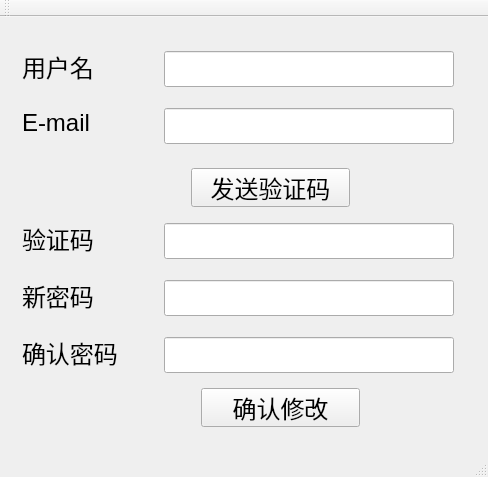
Above: find_password.ui from lixiaojia2017/libclient before the change. Below: the same form after it.
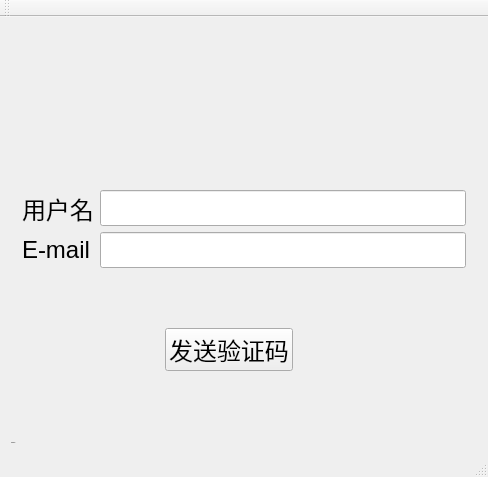
That is the form after the change.

Patch:
```diff
--- a/find_password.ui
+++ b/find_password.ui
@@ -32,6 +32,13 @@
   </property>
   <widget class="QWidget" name="centralWidget">
    <layout class="QGridLayout" name="gridLayout">
+    <item row="1" column="0">
+     <widget class="QLabel" name="label_3">
+      <property name="text">
+       <string>TextLabel</string>
+      </property>
+     </widget>
+    </item>
     <item row="0" column="0">
      <widget class="QWidget" name="widget" native="true">
       <property name="font">
@@ -39,153 +46,100 @@
         <pointsize>18</pointsize>
        </font>
       </property>
-      <widget class="QLineEdit" name="femail">
-       <property name="geometry">
-        <rect>
-         <x>153</x>
-         <y>80</y>
-         <width>290</width>
-         <height>36</height>
-        </rect>
-       </property>
-      </widget>
-      <widget class="QLabel" name="label">
-       <property name="geometry">
-        <rect>
-         <x>11</x>
-         <y>23</y>
-         <width>135</width>
-         <height>30</height>
-        </rect>
-       </property>
-       <property name="text">
-        <string>用户名</string>
-       </property>
-      </widget>
-      <widget class="QLineEdit" name="fusername">
-       <property name="geometry">
-        <rect>
-         <x>153</x>
-         <y>23</y>
-         <width>290</width>
-         <height>36</height>
-        </rect>
-       </property>
-      </widget>
-      <widget class="QLabel" name="label_2">
-       <property name="geometry">
-        <rect>
-         <x>11</x>
-         <y>80</y>
-         <width>135</width>
-         <height>30</height>
-        </rect>
-       </property>
-       <property name="text">
-        <string>E-mail</string>
-       </property>
-      </widget>
-      <widget class="QLineEdit" name="fpasswordagain">
-       <property name="geometry">
-        <rect>
-         <x>153</x>
-         <y>309</y>
-         <width>290</width>
-         <height>36</height>
-        </rect>
-       </property>
-       <property name="echoMode">
-        <enum>QLineEdit::Password</enum>
-       </property>
-      </widget>
-      <widget class="QLineEdit" name="fcode">
-       <property name="geometry">
-        <rect>
-         <x>153</x>
-         <y>195</y>
-         <width>290</width>
-         <height>36</height>
-        </rect>
-       </property>
-      </widget>
-      <widget class="QLabel" name="label_3">
-       <property name="geometry">
-        <rect>
-         <x>11</x>
-         <y>195</y>
-         <width>135</width>
-         <height>30</height>
-        </rect>
-       </property>
-       <property name="text">
-        <string>验证码</string>
-       </property>
-      </widget>
-      <widget class="QLabel" name="label_5">
-       <property name="geometry">
-        <rect>
-         <x>11</x>
-         <y>309</y>
-         <width>135</width>
-         <height>30</height>
-        </rect>
-       </property>
-       <property name="text">
-        <string>确认密码</string>
-       </property>
-      </widget>
-      <widget class="QLineEdit" name="fpassword">
-       <property name="geometry">
-        <rect>
-         <x>153</x>
-         <y>252</y>
-         <width>290</width>
-         <height>36</height>
-        </rect>
-       </property>
-       <property name="echoMode">
-        <enum>QLineEdit::Password</enum>
-       </property>
-      </widget>
-      <widget class="QPushButton" name="fchange">
-       <property name="geometry">
-        <rect>
-         <x>190</x>
-         <y>360</y>
-         <width>159</width>
-         <height>39</height>
-        </rect>
-       </property>
-       <property name="text">
-        <string>确认修改</string>
-       </property>
-      </widget>
-      <widget class="QPushButton" name="sentcode">
-       <property name="geometry">
-        <rect>
-         <x>180</x>
-         <y>140</y>
-         <width>159</width>
-         <height>39</height>
-        </rect>
-       </property>
-       <property name="text">
-        <string>发送验证码</string>
-       </property>
-      </widget>
-      <widget class="QLabel" name="label_4">
-       <property name="geometry">
-        <rect>
-         <x>11</x>
-         <y>252</y>
-         <width>135</width>
-         <height>30</height>
-        </rect>
-       </property>
-       <property name="text">
-        <string>新密码</string>
-       </property>
-      </widget>
+      <layout class="QGridLayout" name="gridLayout_2">
+       <item row="3" column="3">
+        <spacer name="horizontalSpacer">
+         <property name="orientation">
+          <enum>Qt::Horizontal</enum>
+         </property>
+         <property name="sizeHint" stdset="0">
+          <size>
+           <width>167</width>
+           <height>20</height>
+          </size>
+         </property>
+        </spacer>
+       </item>
+       <item row="1" column="0">
+        <widget class="QLabel" name="label">
+         <property name="text">
+          <string>用户名</string>
+         </property>
+        </widget>
+       </item>
+       <item row="3" column="2">
+        <widget class="QPushButton" name="sentcode">
+         <property name="text">
+          <string>发送验证码</string>
+         </property>
+        </widget>
+       </item>
+       <item row="1" column="1" colspan="3">
+        <widget class="QLineEdit" name="fusername"/>
+       </item>
+       <item row="0" column="0">
+        <spacer name="verticalSpacer">
+         <property name="orientation">
+          <enum>Qt::Vertical</enum>
+         </property>
+         <property name="sizeHint" stdset="0">
+          <size>
+           <width>20</width>
+           <height>133</height>
+          </size>
+         </property>
+        </spacer>
+       </item>
+       <item row="3" column="0">
+        <spacer name="verticalSpacer_3">
+         <property name="orientation">
+          <enum>Qt::Vertical</enum>
+         </property>
+         <property name="sizeHint" stdset="0">
+          <size>
+           <width>20</width>
+           <height>132</height>
+          </size>
+         </property>
+        </spacer>
+       </item>
+       <item row="2" column="1" colspan="3">
+        <widget class="QLineEdit" name="femail"/>
+       </item>
+       <item row="2" column="0">
+        <widget class="QLabel" name="label_2">
+         <property name="text">
+          <string>E-mail</string>
+         </property>
+        </widget>
+       </item>
+       <item row="3" column="1">
+        <spacer name="horizontalSpacer_2">
+         <property name="orientation">
+          <enum>Qt::Horizontal</enum>
+         </property>
+         <property name="sizeHint" stdset="0">
+          <size>
+           <width>36</width>
+           <height>20</height>
+          </size>
+         </property>
+        </spacer>
+       </item>
+       <item row="0" column="2">
+        <spacer name="verticalSpacer_2">
+         <property name="orientation">
+          <enum>Qt::Vertical</enum>
+         </property>
+         <property name="sizeHint" stdset="0">
+          <size>
+           <width>20</width>
+           <height>133</height>
+          </size>
+         </property>
+        </spacer>
+       </item>
+      </layout>
      </widget>
     </item>
    </layout>
```
Left out of the diff: 2 changed lines with no effect on the pictures.
